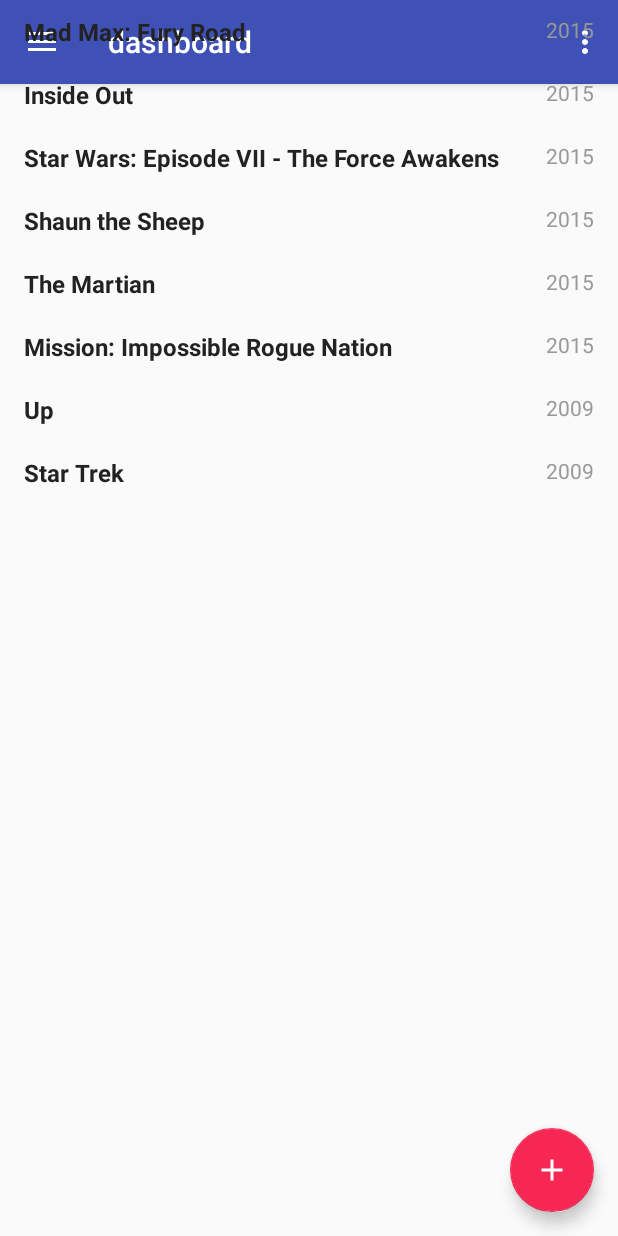
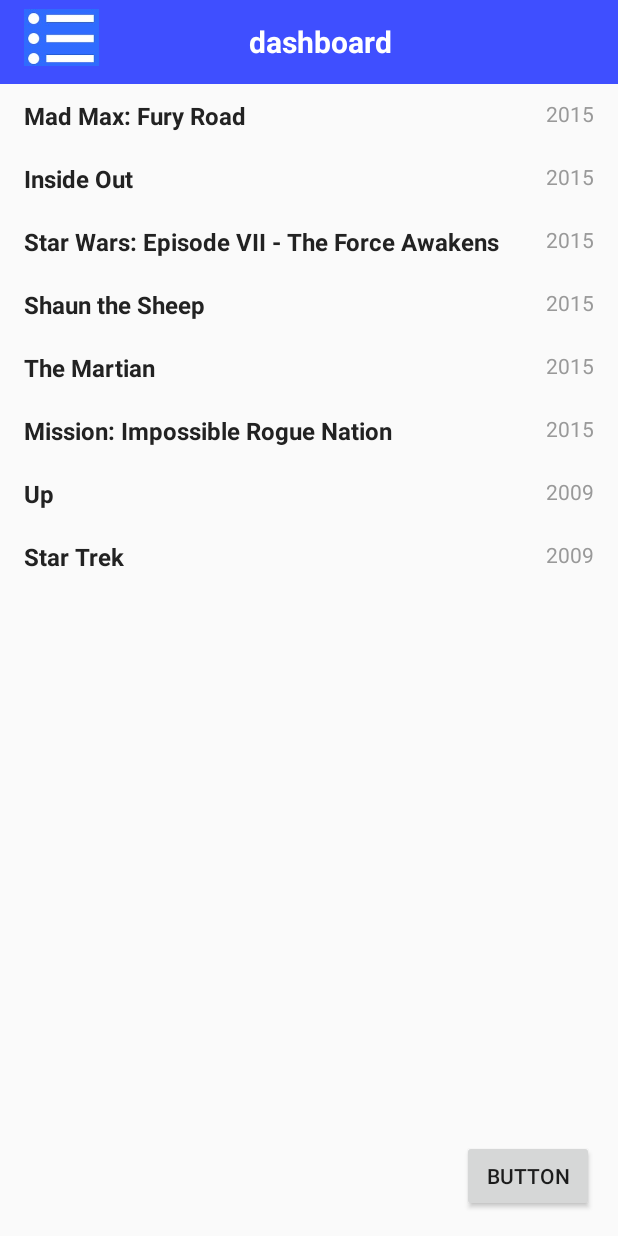
Before and after one commit to aashish157/TaskMan, an Android app: the screen it shows after launch once a user with an empty profile is signed in (dashboard), on a phone screen of 412 x 824 dp. Run offline under Robolectric (Android 15) with nearby library versions, the phone set to English and light mode, and no system bars; our stand-ins replace Firebase (no records; nobody signed in at launch, a user with empty details on screens opened directly).

Commit message:
recycler view activity

```diff
--- a/app/build.gradle
+++ b/app/build.gradle
@@ -29,6 +29,7 @@ dependencies {
     implementation 'com.google.android.gms:play-services-auth:15.0.1'
     implementation 'com.google.firebase:firebase-core:16.0.4'
     implementation 'com.android.support:design:28.0.0'
+    implementation 'com.android.support:support-v4:28.0.0'
     testImplementation 'junit:junit:4.12'
     androidTestImplementation 'com.android.support.test:runner:1.0.2'
     androidTestImplementation 'com.android.support.test.espresso:espresso-core:3.0.2'
--- a/app/src/main/AndroidManifest.xml
+++ b/app/src/main/AndroidManifest.xml
@@ -14,7 +14,7 @@
         <activity android:name=".MainActivity">
             <intent-filter>
                 <action android:name="android.intent.action.MAIN" />
-
+<action android:name="android.intent.action.VIEW"/>
                 <category android:name="android.intent.category.LAUNCHER" />
             </intent-filter>
         </activity>
--- /dev/null
+++ b/app/src/main/java/com/argbots/aashish/taskman/BlankFragment.java
@@ -0,0 +1,148 @@
+package com.argbots.aashish.taskman;
+
+import android.content.Context;
+import android.net.Uri;
+import android.os.Bundle;
+import android.support.v4.app.Fragment;
+import android.support.v7.widget.DefaultItemAnimator;
+import android.support.v7.widget.LinearLayoutManager;
+import android.support.v7.widget.RecyclerView;
+import android.view.LayoutInflater;
+import android.view.View;
+import android.view.ViewGroup;
+
+import java.util.ArrayList;
+import java.util.List;
+
+
+/**
+ * A simple {@link Fragment} subclass.
+ * Activities that contain this fragment must implement the
+ * {@link BlankFragment.OnFragmentInteractionListener} interface
+ * to handle interaction events.
+ * Use the {@link BlankFragment#newInstance} factory method to
+ * create an instance of this fragment.
+ */
+public class BlankFragment extends Fragment {
+    // TODO: Rename parameter arguments, choose names that match
+    // the fragment initialization parameters, e.g. ARG_ITEM_NUMBER
+    private static final String ARG_PARAM1 = "param1";
+    private static final String ARG_PARAM2 = "param2";
+
+    // TODO: Rename and change types of parameters
+    private String mParam1;
+    private String mParam2;
+
+    private OnFragmentInteractionListener mListener;
+
+    public BlankFragment() {
+        // Required empty public constructor
+    }
+
+    /**
+     * Use this factory method to create a new instance of
+     * this fragment using the provided parameters.
+     *
+     * @param param1 Parameter 1.
+     * @param param2 Parameter 2.
+     * @return A new instance of fragment BlankFragment.
+     */
+    // TODO: Rename and change types and number of parameters
+    public static BlankFragment newInstance(String param1, String param2) {
+        BlankFragment fragment = new BlankFragment();
+        Bundle args = new Bundle();
+        args.putString(ARG_PARAM1, param1);
+        args.putString(ARG_PARAM2, param2);
+        fragment.setArguments(args);
+        return fragment;
+    }
+
+    @Override
+    public void onCreate(Bundle savedInstanceState) {
+        super.onCreate(savedInstanceState);
+        if (getArguments() != null) {
+            mParam1 = getArguments().getString(ARG_PARAM1);
+            mParam2 = getArguments().getString(ARG_PARAM2);
+        }
+    }
+
+
+    private List<Note> noteList = new ArrayList<>();
+    private RecyclerView recyclerView;
+    private NotesAdapter mAdapter;
+    @Override
+    public View onCreateView(LayoutInflater inflater, ViewGroup container,
+                             Bundle savedInstanceState) {
+        // Inflate the layout for this fragment
+        View v= inflater.inflate(R.layout.fragment_blank, container, false);
+
+        recyclerView =  v.findViewById(R.id.recycler_view);
+        recyclerView.setLayoutManager(new LinearLayoutManager(getContext(), LinearLayoutManager.VERTICAL,false));
+        recyclerView.setItemAnimator(new DefaultItemAnimator());
+
+        preparenoteData();
+
+        return v;
+    }
+
+    private void preparenoteData() {
+        Note note = new Note("Mad Max: Fury Road", "2015");
+        noteList.add(note);
+
+        note = new Note("Inside Out", "2015");
+        noteList.add(note);
+
+        note = new Note("Star Wars: Episode VII - The Force Awakens", "2015");
+        noteList.add(note);
+
+        note = new Note("Shaun the Sheep", "2015");
+        noteList.add(note);
+
+        note = new Note("The Martian", "2015");
+        noteList.add(note);
+
+        note = new Note("Mission: Impossible Rogue Nation", "2015");
+        noteList.add(note);
+
+        note = new Note("Up", "2009");
+        noteList.add(note);
+
+        note = new Note("Star Trek", "2009");
+        noteList.add(note);
+
+        mAdapter = new NotesAdapter(noteList);
+
+        recyclerView.setAdapter(mAdapter);
+
+    }
+
+    // TODO: Rename method, update argument and hook method into UI event
+    public void onButtonPressed(Uri uri) {
+        if (mListener != null) {
+            mListener.onFragmentInteraction(uri);
+        }
+    }
+
+
+
+    @Override
+    public void onDetach() {
+        super.onDetach();
+        mListener = null;
+    }
+
+    /**
+     * This interface must be implemented by activities that contain this
+     * fragment to allow an interaction in this fragment to be communicated
+     * to the activity and potentially other fragments contained in that
+     * activity.
+     * <p>
+     * See the Android Training lesson <a href=
+     * "http://developer.android.com/training/basics/fragments/communicating.html"
+     * >Communicating with Other Fragments</a> for more information.
+     */
+    public interface OnFragmentInteractionListener {
+        // TODO: Update argument type and name
+        void onFragmentInteraction(Uri uri);
+    }
+}
--- a/app/src/main/java/com/argbots/aashish/taskman/about.java
+++ b/app/src/main/java/com/argbots/aashish/taskman/about.java
@@ -1,6 +1,7 @@
 package com.argbots.aashish.taskman;
 
 import android.content.Intent;
+import android.media.Image;
 import android.os.Bundle;
 import android.support.annotation.NonNull;
 import android.support.design.widget.FloatingActionButton;
@@ -14,6 +15,7 @@ import android.support.v7.app.AppCompatActivity;
 import android.support.v7.widget.Toolbar;
 import android.view.Menu;
 import android.view.MenuItem;
+import android.widget.ImageView;
 
 import com.google.firebase.auth.FirebaseAuth;
 import com.google.firebase.auth.FirebaseUser;
@@ -23,6 +25,7 @@ public class about extends AppCompatActivity
 
     FirebaseAuth mAuth;
     FirebaseAuth.AuthStateListener mAuthLisner;
+    ImageView open;
 
     @Override
     protected void onCreate(Bundle savedInstanceState) {
@@ -30,24 +33,26 @@ public class about extends AppCompatActivity
         setContentView(R.layout.activity_about);
         Toolbar toolbar = (Toolbar) findViewById(R.id.toolbar);
         setSupportActionBar(toolbar);
+        getSupportActionBar().setDisplayHomeAsUpEnabled(true);
 
-        FloatingActionButton fab = (FloatingActionButton) findViewById(R.id.fab);
-        fab.setOnClickListener(new View.OnClickListener() {
+
+        final DrawerLayout drawer = (DrawerLayout) findViewById(R.id.drawer_layout);
+        ActionBarDrawerToggle toggle = new ActionBarDrawerToggle(
+                this, drawer, toolbar, R.string.navigation_drawer_open, R.string.navigation_drawer_close);
+        final NavigationView navigationView = (NavigationView) findViewById(R.id.nav_view);
+        navigationView.setNavigationItemSelectedListener(this);
+        open=findViewById(R.id.open);
+        open.setOnClickListener(new View.OnClickListener() {
             @Override
-            public void onClick(View view) {
-                Snackbar.make(view, "Replace with your own action", Snackbar.LENGTH_LONG)
-                        .setAction("Action", null).show();
+            public void onClick(View v) {
+                if(drawer.isDrawerOpen(navigationView))
+                    drawer.closeDrawer(navigationView);
+                else
+                    drawer.openDrawer(navigationView);
             }
         });
 
-        DrawerLayout drawer = (DrawerLayout) findViewById(R.id.drawer_layout);
-        ActionBarDrawerToggle toggle = new ActionBarDrawerToggle(
-                this, drawer, toolbar, R.string.navigation_drawer_open, R.string.navigation_drawer_close);
-        drawer.addDrawerListener(toggle);
-        toggle.syncState();
 
-        NavigationView navigationView = (NavigationView) findViewById(R.id.nav_view);
-        navigationView.setNavigationItemSelectedListener(this);
     }
 
     @Override
--- a/app/src/main/java/com/argbots/aashish/taskman/dashboard.java
+++ b/app/src/main/java/com/argbots/aashish/taskman/dashboard.java
@@ -5,6 +5,8 @@ import android.os.Bundle;
 import android.support.annotation.NonNull;
 import android.support.design.widget.FloatingActionButton;
 import android.support.design.widget.Snackbar;
+import android.support.v4.app.Fragment;
+import android.support.v4.app.FragmentTransaction;
 import android.support.v7.widget.DefaultItemAnimator;
 import android.support.v7.widget.LinearLayoutManager;
 import android.support.v7.widget.RecyclerView;
@@ -17,6 +19,8 @@ import android.support.v7.app.AppCompatActivity;
 import android.support.v7.widget.Toolbar;
 import android.view.Menu;
 import android.view.MenuItem;
+import android.widget.FrameLayout;
+import android.widget.ImageView;
 
 import com.google.firebase.auth.FirebaseAuth;
 import com.google.firebase.auth.FirebaseUser;
@@ -31,23 +35,54 @@ public class dashboard extends AppCompatActivity
     FirebaseAuth mAuth;
     FirebaseAuth.AuthStateListener mAuthLisner;
     //recylerview
-    private List<Note> noteList = new ArrayList<>();
-    private RecyclerView recyclerView;
-    private NotesAdapter mAdapter;
+    ImageView open;
+    FrameLayout content;
     @Override
     protected void onCreate(Bundle savedInstanceState) {
         super.onCreate(savedInstanceState);
         setContentView(R.layout.activity_dashboard);
 
 
-        recyclerView =  (RecyclerView) findViewById(R.id.recycler_view);
+
+      //  content=findViewById(R.id.content);
 
 
-        recyclerView.setLayoutManager(new LinearLayoutManager(dashboard.this, LinearLayoutManager.VERTICAL,false));
-        recyclerView.setItemAnimator(new DefaultItemAnimator());
+        Toolbar toolbar =  findViewById(R.id.toolbar);
+        final DrawerLayout drawer = (DrawerLayout) findViewById(R.id.drawer_layout);
+        ActionBarDrawerToggle toggle = new ActionBarDrawerToggle(
+                this, drawer, toolbar, R.string.navigation_drawer_open, R.string.navigation_drawer_close);
+        final NavigationView navigationView = (NavigationView) findViewById(R.id.nav_view);
+        navigationView.setNavigationItemSelectedListener(this);
+        open=findViewById(R.id.open);
+        open.setOnClickListener(new View.OnClickListener() {
+            @Override
+            public void onClick(View v) {
+                if(drawer.isDrawerOpen(navigationView))
+                    drawer.closeDrawer(navigationView);
+                else
+                    drawer.openDrawer(navigationView);
+            }
+        });
+
+        if(drawer.isDrawerOpen(navigationView))
+            drawer.closeDrawer(navigationView);
+
+        Fragment frag=null;
+
+        try {
+            frag=(Fragment) BlankFragment.class.newInstance();
+        } catch (IllegalAccessException e) {
+            e.printStackTrace();
+        } catch (InstantiationException e) {
+            e.printStackTrace();
+        }
+
+        FragmentTransaction trans=getSupportFragmentManager().beginTransaction();
+        trans.replace(R.id.content,frag);
+        trans.commit();
 
 
-        preparenoteData();
+
 
         // check if user is logged in ,; sign him out if not logged in
         mAuth=FirebaseAuth.getInstance();
@@ -59,26 +94,17 @@ public class dashboard extends AppCompatActivity
             }
         };
 
-        Toolbar toolbar = (Toolbar) findViewById(R.id.toolbar);
-        setSupportActionBar(toolbar);
 
-        FloatingActionButton fab = (FloatingActionButton) findViewById(R.id.fab);
+
+       /* FloatingActionButton fab = (FloatingActionButton) findViewById(R.id.fab);
         fab.setOnClickListener(new View.OnClickListener() {
             @Override
             public void onClick(View view) {
                 Snackbar.make(view, "Replace with your own action", Snackbar.LENGTH_LONG)
                         .setAction("Action", null).show();
             }
-        });
+        });*/
 
-        DrawerLayout drawer = (DrawerLayout) findViewById(R.id.drawer_layout);
-        ActionBarDrawerToggle toggle = new ActionBarDrawerToggle(
-                this, drawer, toolbar, R.string.navigation_drawer_open, R.string.navigation_drawer_close);
-        drawer.addDrawerListener(toggle);
-        toggle.syncState();
-
-        NavigationView navigationView = (NavigationView) findViewById(R.id.nav_view);
-        navigationView.setNavigationItemSelectedListener(this);
     }
 
     @Override
@@ -156,36 +182,7 @@ public class dashboard extends AppCompatActivity
 
 
 
-    private void preparenoteData() {
-        Note note = new Note("Mad Max: Fury Road", "2015");
-        noteList.add(note);
 
-        note = new Note("Inside Out", "2015");
-        noteList.add(note);
-
-        note = new Note("Star Wars: Episode VII - The Force Awakens", "2015");
-        noteList.add(note);
-
-        note = new Note("Shaun the Sheep", "2015");
-        noteList.add(note);
-
-        note = new Note("The Martian", "2015");
-        noteList.add(note);
-
-        note = new Note("Mission: Impossible Rogue Nation", "2015");
-        noteList.add(note);
-
-        note = new Note("Up", "2009");
-        noteList.add(note);
-
-        note = new Note("Star Trek", "2009");
-        noteList.add(note);
-
-        mAdapter = new NotesAdapter(noteList);
-
-        recyclerView.setAdapter(mAdapter);
-
-    }
 
 
 }
--- a/app/src/main/res/layout/activity_dashboard.xml
+++ b/app/src/main/res/layout/activity_dashboard.xml
@@ -1,24 +1,26 @@
 <?xml version="1.0" encoding="utf-8"?>
-<android.support.v4.widget.DrawerLayout xmlns:android="http://schemas.android.com/apk/res/android"
+<android.support.v4.widget.DrawerLayout
+    xmlns:android="http://schemas.android.com/apk/res/android"
     xmlns:app="http://schemas.android.com/apk/res-auto"
     xmlns:tools="http://schemas.android.com/tools"
     android:id="@+id/drawer_layout"
     android:layout_width="match_parent"
-    android:layout_height="match_parent"
-    android:fitsSystemWindows="true"
-    tools:openDrawer="start">
+    android:layout_height="match_parent">
 
-    <include
-        layout="@layout/app_bar_dashboard"
-        android:layout_width="match_parent"
-        android:layout_height="match_parent" />
+<include
+    layout="@layout/app_bar_dashboard"
+    android:layout_width="wrap_content"
+    android:layout_height="wrap_content"/>
 
 
-    <android.support.v7.widget.RecyclerView
-        android:id="@+id/recycler_view"
-        android:layout_width="match_parent"
-        android:layout_height="wrap_content"
-        android:scrollbars="vertical" />
+        <FrameLayout
+            android:id="@+id/content"
+            android:layout_marginTop="?android:attr/actionBarSize"
+            android:layout_width="match_parent"
+            android:layout_height="match_parent"/>
+
+
+
 
     <android.support.design.widget.NavigationView
         android:id="@+id/nav_view"
@@ -27,6 +29,7 @@
         android:layout_gravity="start"
         android:fitsSystemWindows="true"
         app:headerLayout="@layout/nav_header_dashboard"
-        app:menu="@menu/activity_dashboard_drawer" />
+        app:menu="@menu/activity_dashboard_drawer"
+        />
 
 </android.support.v4.widget.DrawerLayout>
--- a/app/src/main/res/layout/app_bar_dashboard.xml
+++ b/app/src/main/res/layout/app_bar_dashboard.xml
@@ -1,33 +1,38 @@
 <?xml version="1.0" encoding="utf-8"?>
-<android.support.design.widget.CoordinatorLayout xmlns:android="http://schemas.android.com/apk/res/android"
+<RelativeLayout xmlns:android="http://schemas.android.com/apk/res/android"
     xmlns:app="http://schemas.android.com/apk/res-auto"
     xmlns:tools="http://schemas.android.com/tools"
     android:layout_width="match_parent"
-    android:layout_height="match_parent"
+    android:layout_height="wrap_content"
     tools:context=".dashboard">
 
-    <android.support.design.widget.AppBarLayout
-        android:layout_width="match_parent"
-        android:layout_height="wrap_content"
-        android:theme="@style/AppTheme.AppBarOverlay">
+
 
         <android.support.v7.widget.Toolbar
             android:id="@+id/toolbar"
             android:layout_width="match_parent"
             android:layout_height="?attr/actionBarSize"
-            android:background="?attr/colorPrimary"
-            app:popupTheme="@style/AppTheme.PopupOverlay" />
+            android:background="#3f4fff">
+            <RelativeLayout
+                android:layout_width="match_parent"
+                android:layout_height="match_parent">
+                <ImageView
+                    android:id="@+id/open"
+                    android:layout_width="50dp"
+                    android:layout_height="50dp"
+                    android:src="@drawable/images"/>
+            <TextView
+                android:layout_width="wrap_content"
+                android:layout_height="wrap_content"
+                android:text="dashboard"
+                android:layout_centerInParent="true"
+                android:textColor="#FFFFFF"
+                android:textSize="20dp"
+                android:textStyle="bold"/>
+            </RelativeLayout>
+        </android.support.v7.widget.Toolbar>
 
-    </android.support.design.widget.AppBarLayout>
 
-    <include layout="@layout/content_dashboard" />
 
-    <android.support.design.widget.FloatingActionButton
-        android:id="@+id/fab"
-        android:layout_width="wrap_content"
-        android:layout_height="wrap_content"
-        android:layout_gravity="bottom|end"
-        android:layout_margin="@dimen/fab_margin"
-        app:srcCompat="@drawable/ic_add" />
 
-</android.support.design.widget.CoordinatorLayout>
+</RelativeLayout>
--- a/app/src/main/res/layout/content_dashboard.xml
+++ /dev/null
@@ -1,11 +0,0 @@
-<?xml version="1.0" encoding="utf-8"?>
-<android.support.constraint.ConstraintLayout xmlns:android="http://schemas.android.com/apk/res/android"
-    xmlns:app="http://schemas.android.com/apk/res-auto"
-    xmlns:tools="http://schemas.android.com/tools"
-    android:layout_width="match_parent"
-    android:layout_height="match_parent"
-    app:layout_behavior="@string/appbar_scrolling_view_behavior"
-    tools:context=".dashboard"
-    tools:showIn="@layout/app_bar_dashboard">
-
-</android.support.constraint.ConstraintLayout>
--- /dev/null
+++ b/app/src/main/res/layout/fragment_blank.xml
@@ -0,0 +1,31 @@
+<?xml version="1.0" encoding="utf-8"?>
+<android.support.constraint.ConstraintLayout
+    xmlns:android="http://schemas.android.com/apk/res/android"
+    xmlns:tools="http://schemas.android.com/tools"
+    android:layout_width="match_parent"
+    android:layout_height="match_parent"
+    xmlns:app="http://schemas.android.com/apk/res-auto"
+    tools:context=".BlankFragment">
+
+    <Button
+        android:id="@+id/button"
+        android:layout_width="wrap_content"
+        android:layout_height="wrap_content"
+        android:layout_marginEnd="16dp"
+        android:layout_marginBottom="16dp"
+        android:text="Button"
+        app:layout_constraintBottom_toBottomOf="parent"
+        app:layout_constraintEnd_toEndOf="parent" />
+
+    <android.support.v7.widget.RecyclerView
+        android:id="@+id/recycler_view"
+        android:layout_width="match_parent"
+        android:layout_height="0dp"
+        android:scrollbars="vertical"
+        app:layout_constraintBottom_toBottomOf="parent"
+        app:layout_constraintEnd_toEndOf="parent"
+        app:layout_constraintStart_toStartOf="parent"
+        app:layout_constraintTop_toTopOf="parent"
+        tools:itemCount="7" />
+
+</android.support.constraint.ConstraintLayout>
--- a/app/src/main/res/values/colors.xml
+++ b/app/src/main/res/values/colors.xml
@@ -1,6 +1,6 @@
 <?xml version="1.0" encoding="utf-8"?>
 <resources>
-    <color name="colorPrimary">#3f51b5</color>
+    <color name="colorPrimary">#3f51c2</color>
     <color name="colorPrimaryDark">#303f9f</color>
     <color name="colorAccent">#f72754</color>
     <color name="date">#999999</color>
--- a/app/src/main/res/values/strings.xml
+++ b/app/src/main/res/values/strings.xml
@@ -7,4 +7,7 @@
     <string name="nav_header_subtitle">android.studio@android.com</string>
     <string name="nav_header_desc">Navigation header</string>
     <string name="action_settings">Settings</string>
+
+    <!-- TODO: Remove or change this placeholder text -->
+    <string name="hello_blank_fragment">Hello blank fragment</string>
 </resources>
```
Also changed, not shown: app/src/main/res/drawable/images.jpg (added).
